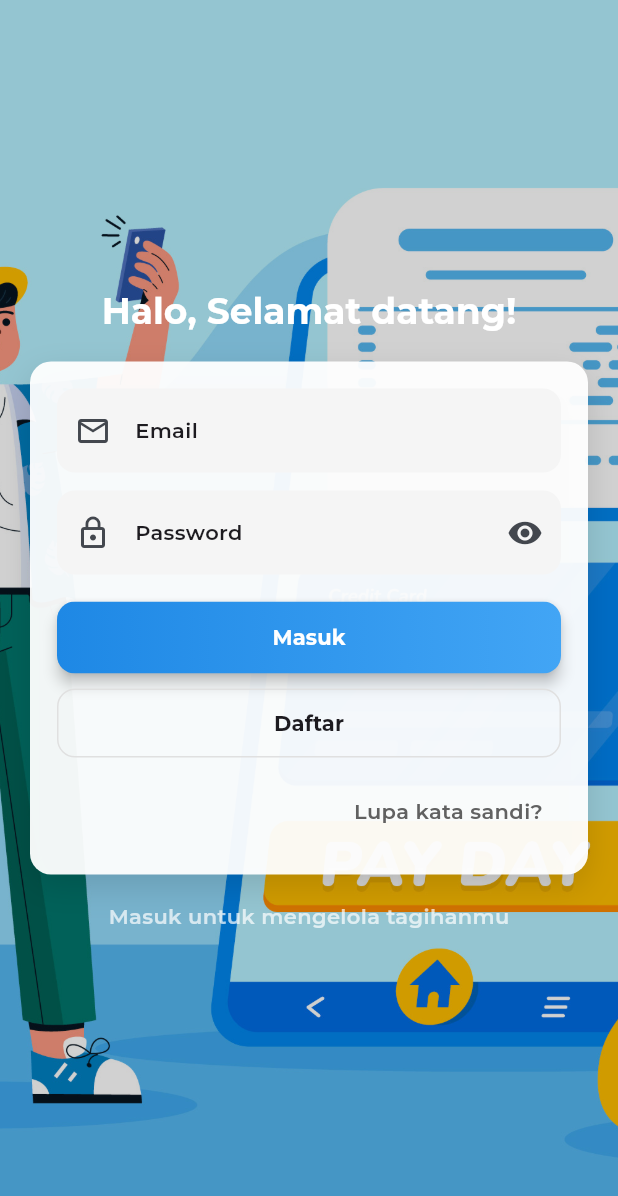
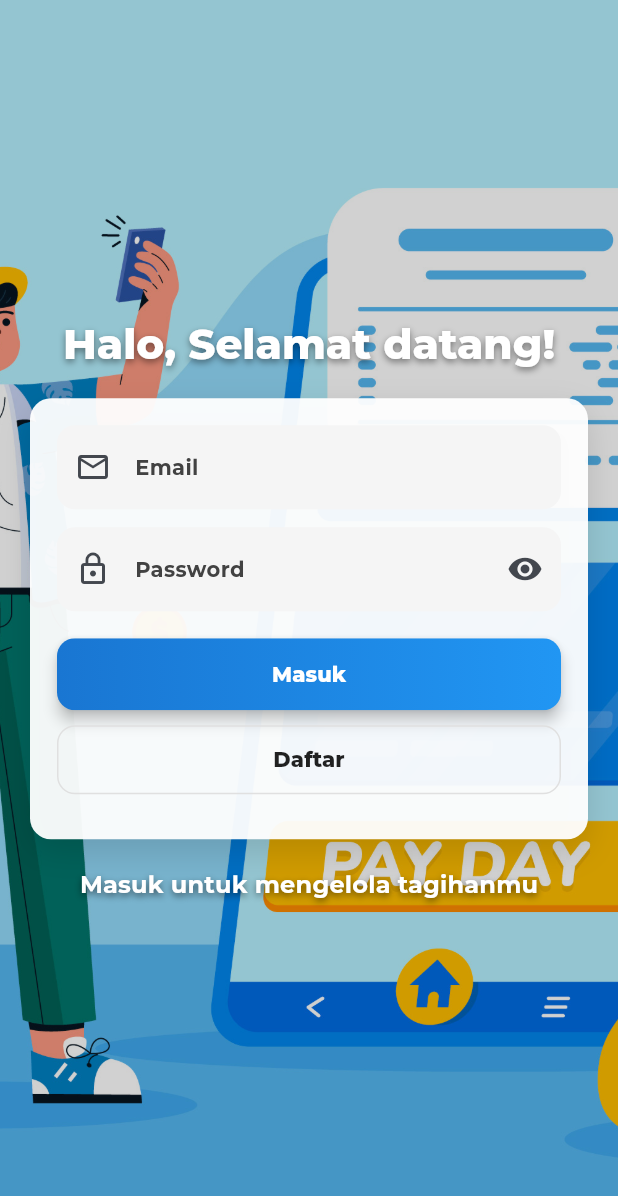
Before and after one commit to Samuel16299/mobile_app, a Flutter app: the screen it shows after launch, on a phone screen of 412 x 824 dp. Shown: the top 1196 px of the screen. Run offline on Flutter 3.47's test engine with Material 3 defaults, Android fonts, the phone set to English and light mode, and no system bars; our stand-ins replace cloud_firestore, firebase_auth, firebase_core, flutter_local_notifications, flutter_riverpod, google_fonts and 2 more; accounts and stored records are empty.

Commit message:
perbarui ui login

```diff
--- a/lib/features/bills/presentation/screens/login_screen.dart
+++ b/lib/features/bills/presentation/screens/login_screen.dart
@@ -38,6 +38,48 @@ class _LoginScreenState extends ConsumerState<LoginScreen> {
     // Mengambil tema global yang sudah menggunakan Montserrat
     final theme = Theme.of(context);
 
+    // Text styles khusus untuk layar ini supaya kontras lebih baik
+    final titleStyle = theme.textTheme.headlineSmall?.copyWith(
+      color: Colors.white,
+      fontWeight: FontWeight.w800,
+      fontSize: 28,
+      shadows: const [
+        Shadow(
+          color: Colors.black45,
+          offset: Offset(0, 2),
+          blurRadius: 6,
+        ),
+      ],
+    );
+
+    final subtitleStyle = theme.textTheme.bodyMedium?.copyWith(
+      color: Colors.white70,
+      fontWeight: FontWeight.w700,
+      fontSize: 14,
+      shadows: const [
+        Shadow(
+          color: Colors.black38,
+          offset: Offset(0, 1),
+          blurRadius: 4,
+        ),
+      ],
+    );
+
+    final cardLabelStyle = theme.textTheme.bodyMedium?.copyWith(
+      color: Colors.grey.shade800,
+      fontWeight: FontWeight.w700,
+    );
+
+    final buttonTextStyle = theme.textTheme.labelLarge?.copyWith(
+      color: Colors.white,
+      fontWeight: FontWeight.w800,
+    );
+
+    final outlinedButtonTextStyle = theme.textTheme.labelLarge?.copyWith(
+      fontWeight: FontWeight.w800,
+      color: Colors.black87,
+    );
+
     return Scaffold(
       body: Stack(
         children: [
@@ -62,10 +104,7 @@ class _LoginScreenState extends ConsumerState<LoginScreen> {
                     Text(
                       'Halo, Selamat datang!',
                       textAlign: TextAlign.center,
-                      style: theme.textTheme.headlineSmall?.copyWith(
-                        color: Colors.white,
-                        fontWeight: FontWeight.w700,
-                      ),
+                      style: titleStyle,
                     ),
                     const SizedBox(height: 18),
                     Container(
@@ -97,8 +136,7 @@ class _LoginScreenState extends ConsumerState<LoginScreen> {
                                 prefixIcon: const Icon(Icons.email_outlined),
                                 filled: true,
                                 fillColor: Colors.grey.shade100,
-                                labelStyle: theme.textTheme.bodyMedium
-                                    ?.copyWith(fontWeight: FontWeight.w600),
+                                labelStyle: cardLabelStyle,
                                 border: OutlineInputBorder(
                                   borderRadius: BorderRadius.circular(12),
                                   borderSide: BorderSide.none,
@@ -131,8 +169,7 @@ class _LoginScreenState extends ConsumerState<LoginScreen> {
                                 ),
                                 filled: true,
                                 fillColor: Colors.grey.shade100,
-                                labelStyle: theme.textTheme.bodyMedium
-                                    ?.copyWith(fontWeight: FontWeight.w600),
+                                labelStyle: cardLabelStyle,
                                 border: OutlineInputBorder(
                                   borderRadius: BorderRadius.circular(12),
                                   borderSide: BorderSide.none,
@@ -161,8 +198,8 @@ class _LoginScreenState extends ConsumerState<LoginScreen> {
                                   decoration: BoxDecoration(
                                     gradient: LinearGradient(
                                       colors: [
-                                        Colors.blue.shade600,
-                                        Colors.blue.shade400,
+                                        Colors.blue.shade700,
+                                        Colors.blue.shade500,
                                       ],
                                     ),
                                     borderRadius: BorderRadius.circular(12),
@@ -179,10 +216,7 @@ class _LoginScreenState extends ConsumerState<LoginScreen> {
                                     )
                                         : Text(
                                       'Masuk',
-                                            style: theme.textTheme.labelLarge
-                                                ?.copyWith(
-                                                    color: Colors.white,
-                                                    fontWeight: FontWeight.bold),
+                                      style: buttonTextStyle,
                                     ),
                                   ),
                                 ),
@@ -206,31 +240,12 @@ class _LoginScreenState extends ConsumerState<LoginScreen> {
                                 ),
                                 child: Text(
                                   'Daftar',
-                                  style: theme.textTheme.labelLarge?.copyWith(
-                                    fontWeight: FontWeight.bold,
-                                  ),
+                                  style: outlinedButtonTextStyle,
                                 ),
                               ),
                             ),
                             const SizedBox(height: 12),
-                            Align(
-                              alignment: Alignment.centerRight,
-                              child: TextButton(
-                                onPressed: () {
-                                  ScaffoldMessenger.of(context).showSnackBar(
-                                    const SnackBar(
-                                        content: Text('Fitur belum tersedia')),
-                                  );
-                                },
-                                child: Text(
-                                  'Lupa kata sandi?',
-                                  style: theme.textTheme.bodyMedium?.copyWith(
-                                    fontWeight: FontWeight.w600,
-                                    color: Colors.grey.shade700,
-                                  ),
-                                ),
-                              ),
-                            ),
+                            // "Lupa kata sandi?" telah dihapus sesuai permintaan
                           ],
                         ),
                       ),
@@ -238,9 +253,17 @@ class _LoginScreenState extends ConsumerState<LoginScreen> {
                     const SizedBox(height: 18),
                     Text(
                       'Masuk untuk mengelola tagihanmu',
-                      style: theme.textTheme.bodyMedium?.copyWith(
-                        color: Colors.white70,
-                        fontWeight: FontWeight.w600,
+                      style: theme.textTheme.titleMedium?.copyWith(
+                        color: Colors.white,
+                        fontSize: 16,
+                        fontWeight: FontWeight.w700,
+                        shadows: const [
+                          Shadow(
+                            color: Colors.black54,
+                            offset: Offset(0, 2),
+                            blurRadius: 6,
+                          ),
+                        ],
                       ),
                     ),
                     const SizedBox(height: 12),
```
Lines whose indentation alone changed are shown as unchanged.
